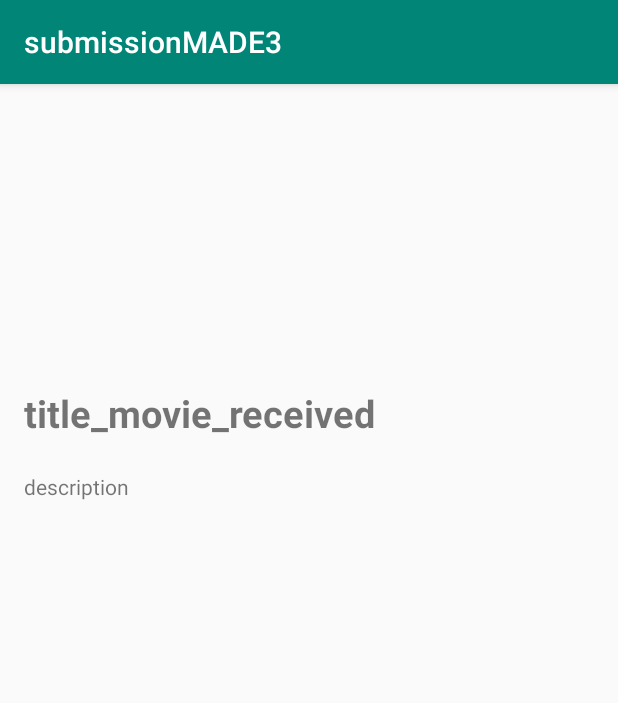
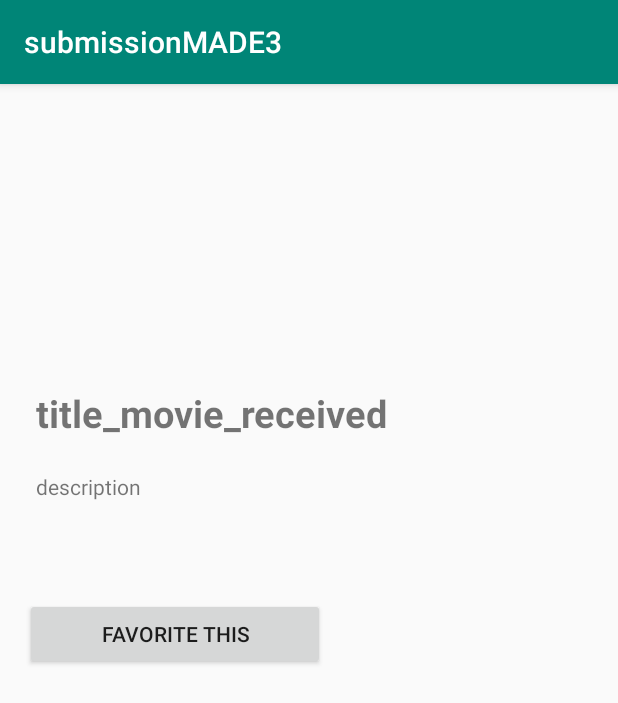
Before and after one commit to komangss/Submission-Menjadi-Android-Developer-Expert, an Android app: the DetailMovieActivity screen opened directly, with no data from a screen before it, on a phone screen of 412 x 824 dp. Shown: the top 703 px of the screen. Run offline under Robolectric (Android 15) with nearby library versions, the phone set to English and light mode, and no system bars; our stand-ins replace Room's generated code; pictures from the network do not load; 2 statements that could not run were skipped.

Commit message:
bug Cannot observe null data - MVVM with Livedata

```diff
--- a/app/src/main/java/com/dicoding/submissionmade2_1/activity/DetailMovieActivity.java
+++ b/app/src/main/java/com/dicoding/submissionmade2_1/activity/DetailMovieActivity.java
@@ -1,18 +1,29 @@
 package com.dicoding.submissionmade2_1.activity;
 
 import androidx.appcompat.app.AppCompatActivity;
+import androidx.lifecycle.Observer;
+import androidx.lifecycle.ViewModelProviders;
 
 import android.os.Bundle;
+import android.util.Log;
+import android.widget.Button;
 import android.widget.ImageView;
 import android.widget.TextView;
+import android.widget.Toast;
 
 import com.bumptech.glide.Glide;
+import com.dicoding.submissionmade2_1.Item.FavoriteMovie;
 import com.dicoding.submissionmade2_1.Item.Movie;
 import com.dicoding.submissionmade2_1.R;
+import com.dicoding.submissionmade2_1.ViewModel.FavoriteMovieViewModel;
+
+import java.util.List;
 
 public class DetailMovieActivity extends AppCompatActivity {
 
     public static final String EXTRA_MOVIE = "extra_movie";
+    FavoriteMovieViewModel favoriteMovieViewModel;
+    int idMovie;
 
     @Override
     protected void onCreate(Bundle savedInstanceState) {
@@ -22,11 +33,11 @@ public class DetailMovieActivity extends AppCompatActivity {
         TextView tvTitle = findViewById(R.id.tv_title_received),
                 tvDescription = findViewById(R.id.txt_description_received);
         ImageView imgPoster = findViewById(R.id.img_received);
+        Button btn_favorite_this_movie = findViewById(R.id.favorite_this_movie);
 
 
         try {
             Movie movie = getIntent().getParcelableExtra(EXTRA_MOVIE);
-
 
             tvTitle.setText(movie.getTitle());
             tvDescription.setText(movie.getDescription());
@@ -36,10 +47,22 @@ public class DetailMovieActivity extends AppCompatActivity {
                     .placeholder(R.color.colorAccent)
                     .dontAnimate()
                     .into(imgPoster);
-//            imgPoster.setImageResource(movie.getPoster());
+            idMovie = movie.getIdMovie();
+            Log.d("id movie", String.valueOf(idMovie));
         } catch (Exception e) {
-
+            e.printStackTrace();
         }
 
+
+        favoriteMovieViewModel = ViewModelProviders.of(this).get(FavoriteMovieViewModel.class);
+        favoriteMovieViewModel.getAllFavoriteMovieById(idMovie).observe(this, new Observer<List<FavoriteMovie>>() {
+            @Override
+            public void onChanged(List<FavoriteMovie> favoriteMovies) {
+                if (favoriteMovies.size() == 0) {
+                    Toast.makeText(DetailMovieActivity.this, "tak berisi", Toast.LENGTH_SHORT).show();
+                }
+
+            }
+        });
     }
 }
--- a/app/src/main/res/layout/activity_detail_movie.xml
+++ b/app/src/main/res/layout/activity_detail_movie.xml
@@ -1,6 +1,7 @@
 <?xml version="1.0" encoding="utf-8"?>
 <androidx.constraintlayout.widget.ConstraintLayout xmlns:android="http://schemas.android.com/apk/res/android"
     xmlns:app="http://schemas.android.com/apk/res-auto"
+    xmlns:tools="http://schemas.android.com/tools"
     android:layout_width="match_parent"
     android:layout_height="match_parent"
     android:padding="16dp">
@@ -19,6 +20,7 @@
         android:id="@+id/tv_title_received"
         android:layout_width="match_parent"
         android:layout_height="wrap_content"
+        android:layout_marginStart="8dp"
         android:layout_marginTop="36dp"
         android:text="@string/title_movie_received"
         android:textSize="25sp"
@@ -31,11 +33,25 @@
         android:id="@+id/txt_description_received"
         android:layout_width="match_parent"
         android:layout_height="wrap_content"
+        android:layout_marginStart="8dp"
         android:lines="3"
         android:text="@string/description"
         app:layout_constraintBottom_toBottomOf="parent"
         app:layout_constraintEnd_toEndOf="parent"
+        app:layout_constraintStart_toStartOf="parent"
         app:layout_constraintTop_toBottomOf="@+id/tv_title_received"
         app:layout_constraintVertical_bias="0.047" />
 
+    <Button
+        android:id="@+id/favorite_this_movie"
+        android:layout_width="200dp"
+        android:layout_height="wrap_content"
+        android:layout_marginStart="16dp"
+        android:layout_marginEnd="195dp"
+        android:text="Favorite This"
+        app:layout_constraintBottom_toBottomOf="parent"
+        app:layout_constraintEnd_toEndOf="parent"
+        app:layout_constraintStart_toStartOf="parent"
+        app:layout_constraintTop_toBottomOf="@+id/txt_description_received"
+        app:layout_constraintVertical_bias="0.083" />
 </androidx.constraintlayout.widget.ConstraintLayout>
```
